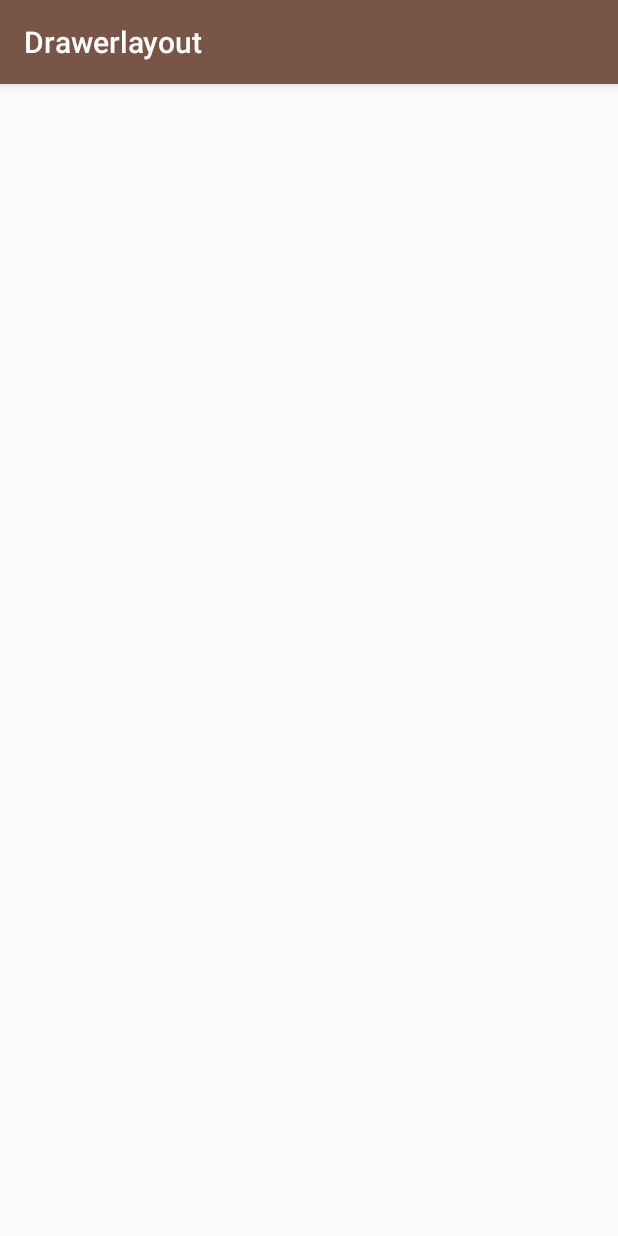
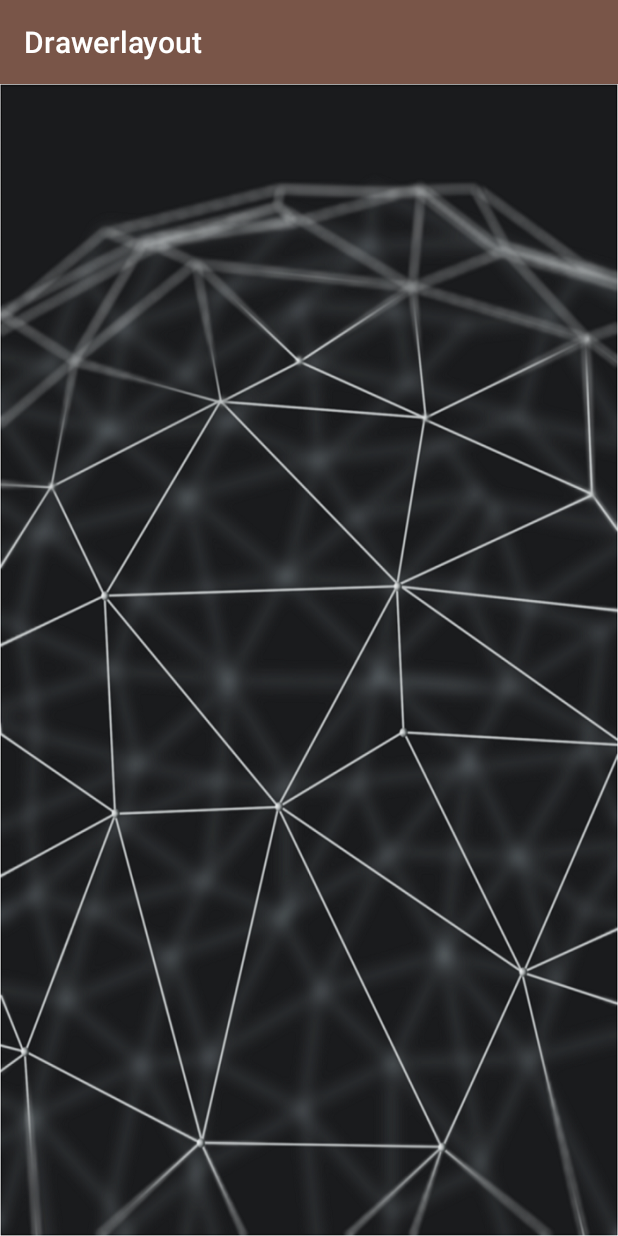
Before and after one commit to phillip-ables/android-first-navigation-drawer, an Android app: the screen it shows after launch (MainActivity), on a phone screen of 412 x 824 dp. Run offline under Robolectric (Android 15) with nearby library versions, the phone set to English and light mode, and no system bars.

Commit message:
main activity xml add linear layout with a background image

```diff
--- a/app/src/main/res/layout/activity_main.xml
+++ b/app/src/main/res/layout/activity_main.xml
@@ -6,6 +6,14 @@
     android:layout_width="match_parent"
     android:layout_height="match_parent"
     tools:context="com.example.techtron.drawerlayout.MainActivity">
+
+    <LinearLayout
+        android:background="@drawable/background"
+        android:layout_width="match_parent"
+        android:layout_height="match_parent">
+
+
+    </LinearLayout>
 
     <android.support.design.widget.NavigationView
         app:headerLayout="@layout/header"
```
Also changed, not shown: app/src/main/res/drawable/background.png (added).
